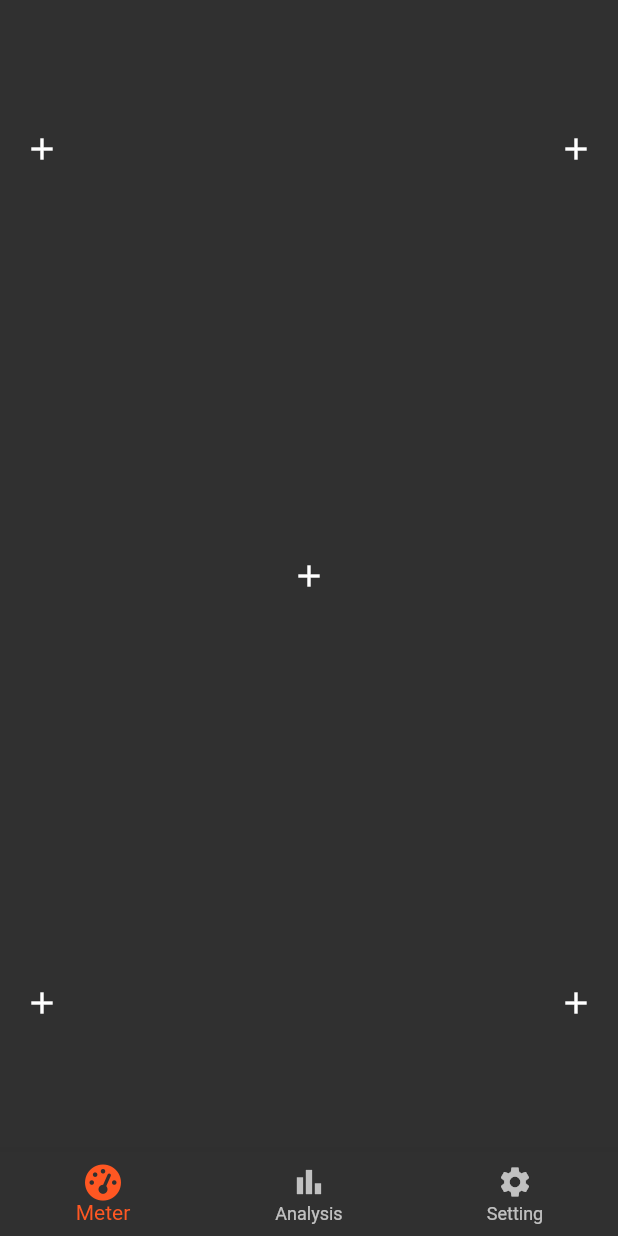
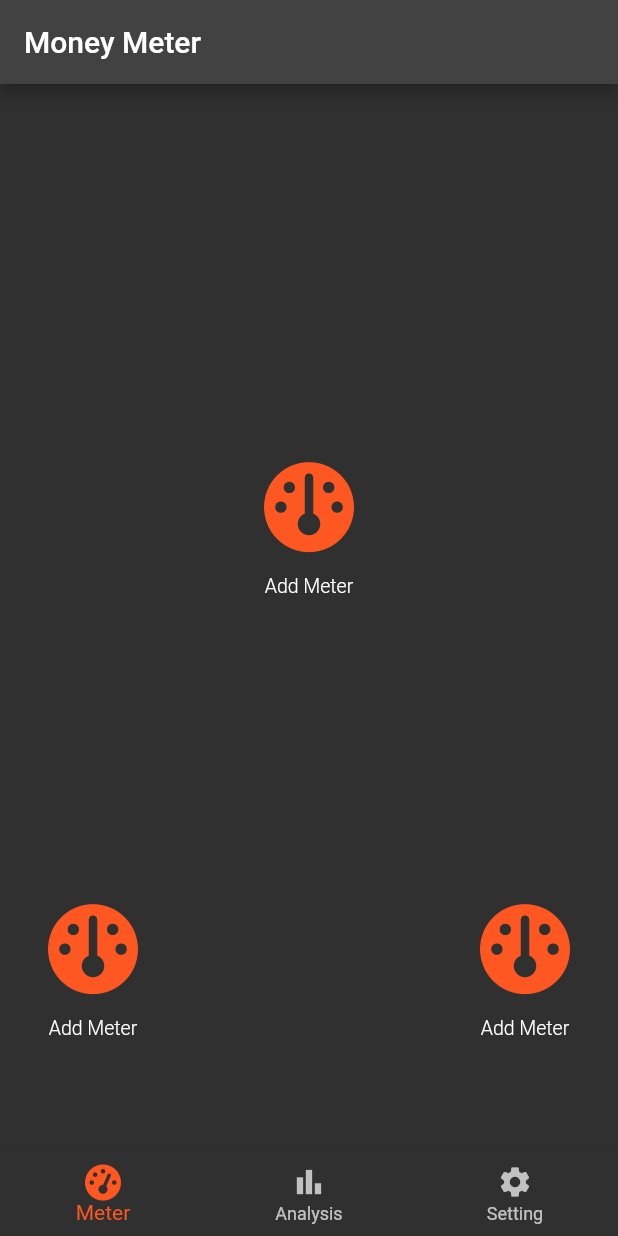
Before and after one commit to kolbe-ryo/budget_scouter, a Flutter app: the screen it shows after launch, on a phone screen of 412 x 824 dp. Run offline on Flutter 3.47's test engine with Material 2 defaults, Android fonts, the phone set to English and light mode, and no system bars; our stand-ins replace flutter_riverpod, font_awesome_flutter, freezed_annotation, pie_chart, shared_preferences; generated files the repository leaves out were written again.

Commit message:
additonal meter widget

```diff
--- a/lib/constant/alignment_position.dart
+++ b/lib/constant/alignment_position.dart
@@ -2,9 +2,7 @@
 import 'package:flutter/material.dart';
 
 const kAlignmentPosition = [
-  Alignment(-1.0, -0.8),
-  Alignment(1.0, -0.8),
-  Alignment.center,
-  Alignment(-1.0, 0.8),
-  Alignment(1.0, 0.8),
+  Alignment(0.0, -0.2),
+  Alignment(-0.9, 0.8),
+  Alignment(0.9, 0.8),
 ];
--- a/lib/constant/style.dart
+++ b/lib/constant/style.dart
@@ -1,2 +1,11 @@
 // Size
+import 'package:flutter/material.dart';
+
 const kSpacing = 16.0;
+
+const kTextStyleSecondary = TextStyle(
+  fontSize: 13,
+  fontWeight: FontWeight.w300,
+);
+
+const kThemeColor = Colors.deepOrange;
--- a/lib/l10n/app_en.arb
+++ b/lib/l10n/app_en.arb
@@ -3,5 +3,6 @@
   "@@locale":"en",
   "meter": "Meter",
   "analysis": "Analysis",
-  "setting": "Setting"
+  "setting": "Setting",
+  "additionalMeter": "Add Meter"
 }
--- a/lib/l10n/app_ja.arb
+++ b/lib/l10n/app_ja.arb
@@ -2,5 +2,6 @@
   "@@locale": "ja",
   "meter": "メーター",
   "analysis": "分析",
-  "setting": "設定"
+  "setting": "設定",
+  "additionalMeter": "メーター追加"
 }
--- a/lib/main.dart
+++ b/lib/main.dart
@@ -1,4 +1,5 @@
 // Flutter imports:
+import 'package:budget_scouter/constant/style.dart';
 import 'package:flutter/material.dart';
 
 // Package imports:
@@ -19,7 +20,7 @@ class BudgetScouter extends StatelessWidget {
       title: 'Money Meter',
       theme: ThemeData.dark().copyWith(
         bottomNavigationBarTheme: BottomNavigationBarTheme.of(context).copyWith(
-          selectedItemColor: Colors.deepOrange,
+          selectedItemColor: kThemeColor,
         ),
       ),
       home: const TopPage(),
--- a/lib/view/money_meter/money_meter_additional_widget.dart
+++ b/lib/view/money_meter/money_meter_additional_widget.dart
@@ -1,11 +1,28 @@
 // Flutter imports:
+import 'package:budget_scouter/constant/style.dart';
 import 'package:flutter/material.dart';
+import 'package:font_awesome_flutter/font_awesome_flutter.dart';
+import 'package:flutter_gen/gen_l10n/app_localizations.dart';
 
 class MoneyMeterAdditionalWidget extends StatelessWidget {
   const MoneyMeterAdditionalWidget({Key? key}) : super(key: key);
 
   @override
   Widget build(BuildContext context) {
-    return Icon(Icons.add);
+    return Column(
+      mainAxisSize: MainAxisSize.min,
+      children: [
+        const FaIcon(
+          FontAwesomeIcons.gauge,
+          color: kThemeColor,
+          size: 60,
+        ),
+        const SizedBox(height: kSpacing),
+        Text(
+          AppLocalizations.of(context)!.additionalMeter,
+          style: kTextStyleSecondary,
+        ),
+      ],
+    );
   }
 }
--- a/lib/view/page/money_meter_page.dart
+++ b/lib/view/page/money_meter_page.dart
@@ -27,7 +27,7 @@ class MoneyMeterPage extends ConsumerWidget {
             return Scaffold(
               body: Stack(
                 children: [
-                  for (int index = 0; index < 5; index++)
+                  for (int index = 0; index < 3; index++)
                     Align(
                       alignment: kAlignmentPosition.elementAt(index),
                       child: MoneyMeter(
--- a/lib/view/page/top_page.dart
+++ b/lib/view/page/top_page.dart
@@ -17,6 +17,7 @@ class TopPage extends ConsumerWidget {
   Widget build(BuildContext context, WidgetRef ref) {
     final pageIndex = ref.watch(bottomNavigtionIndex);
     return Scaffold(
+      appBar: AppBar(title: Text('Money Meter')),
       body: Padding(
         padding: const EdgeInsets.all(kSpacing),
         child: BottomNavigationBarEnum.values.map((item) => item.page()).toList()[pageIndex],
```
Also changed, not shown: pubspec.lock, 1 other file.
